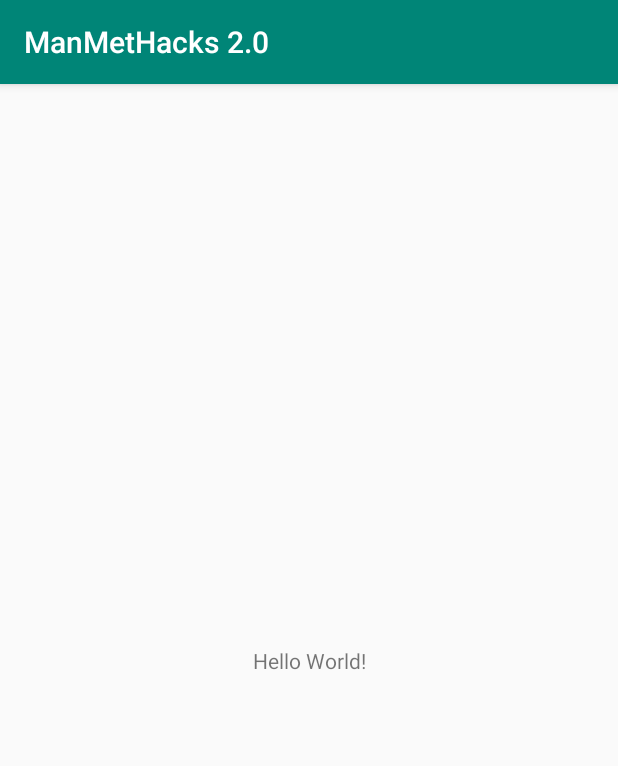
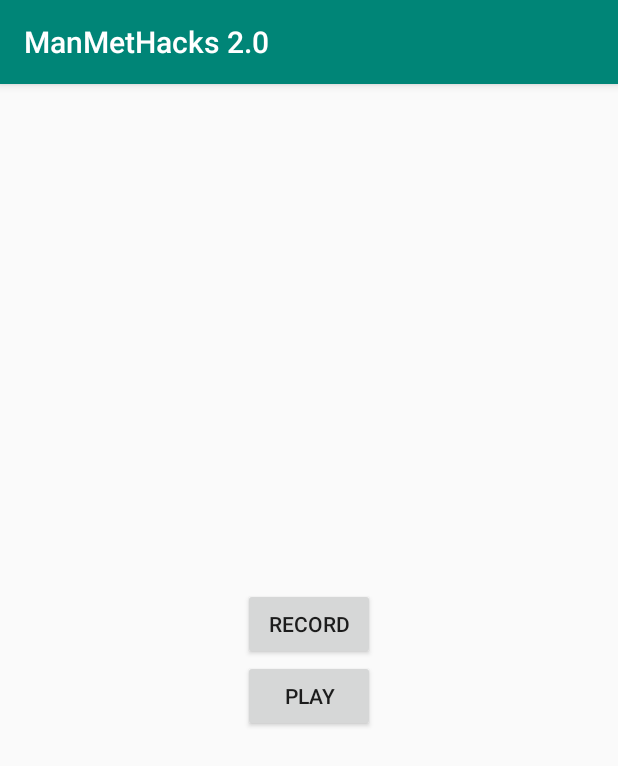
Before and after one commit to wrussell1999/manmethacks-2, an Android app: the screen it shows after launch (MainActivity), on a phone screen of 412 x 824 dp. Shown: the top 766 px of the screen. Run offline under Robolectric (Android 15) with nearby library versions, the phone set to English and light mode, and no system bars.

Commit message:
Basic MediaRecorder and MediaPlayer

```diff
--- a/app/build.gradle
+++ b/app/build.gradle
@@ -9,7 +9,7 @@ android {
     buildToolsVersion "29.0.2"
     defaultConfig {
         applicationId "com.willrussell.manmethacks2"
-        minSdkVersion 21
+        minSdkVersion 23
         targetSdkVersion 29
         versionCode 1
         versionName "1.0"
--- a/app/src/main/res/layout/activity_main.xml
+++ b/app/src/main/res/layout/activity_main.xml
@@ -1,19 +1,24 @@
 <?xml version="1.0" encoding="utf-8"?>
-<androidx.constraintlayout.widget.ConstraintLayout
+<LinearLayout
     xmlns:android="http://schemas.android.com/apk/res/android"
     xmlns:tools="http://schemas.android.com/tools"
     xmlns:app="http://schemas.android.com/apk/res-auto"
     android:layout_width="match_parent"
     android:layout_height="match_parent"
-    tools:context=".MainActivity">
+    tools:context=".MainActivity"
+    android:orientation="vertical"
+    android:gravity="center">
 
-    <TextView
+    <Button
         android:layout_width="wrap_content"
         android:layout_height="wrap_content"
-        android:text="Hello World!"
-        app:layout_constraintBottom_toBottomOf="parent"
-        app:layout_constraintLeft_toLeftOf="parent"
-        app:layout_constraintRight_toRightOf="parent"
-        app:layout_constraintTop_toTopOf="parent" />
+        android:text="Record"
+        android:onClick="record" />
 
-</androidx.constraintlayout.widget.ConstraintLayout>
+    <Button
+        android:layout_width="wrap_content"
+        android:layout_height="wrap_content"
+        android:text="Play"
+        android:onClick="play" />
+
+</LinearLayout>
--- a/app/src/main/res/values/strings.xml
+++ b/app/src/main/res/values/strings.xml
@@ -1,3 +1,7 @@
 <resources>
     <string name="app_name">ManMetHacks 2.0</string>
+    <string name="start_recording">Recording...</string>
+    <string name="finish_recording">Finished Recording</string>
+    <string name="start_playback">Start playback</string>
+    <string name="stop_playback">Stop playback</string>
 </resources>
```
Also changed, not shown: app/src/main/java/com/willrussell/manmethacks2/MainActivity.kt (+60 -0 lines).
